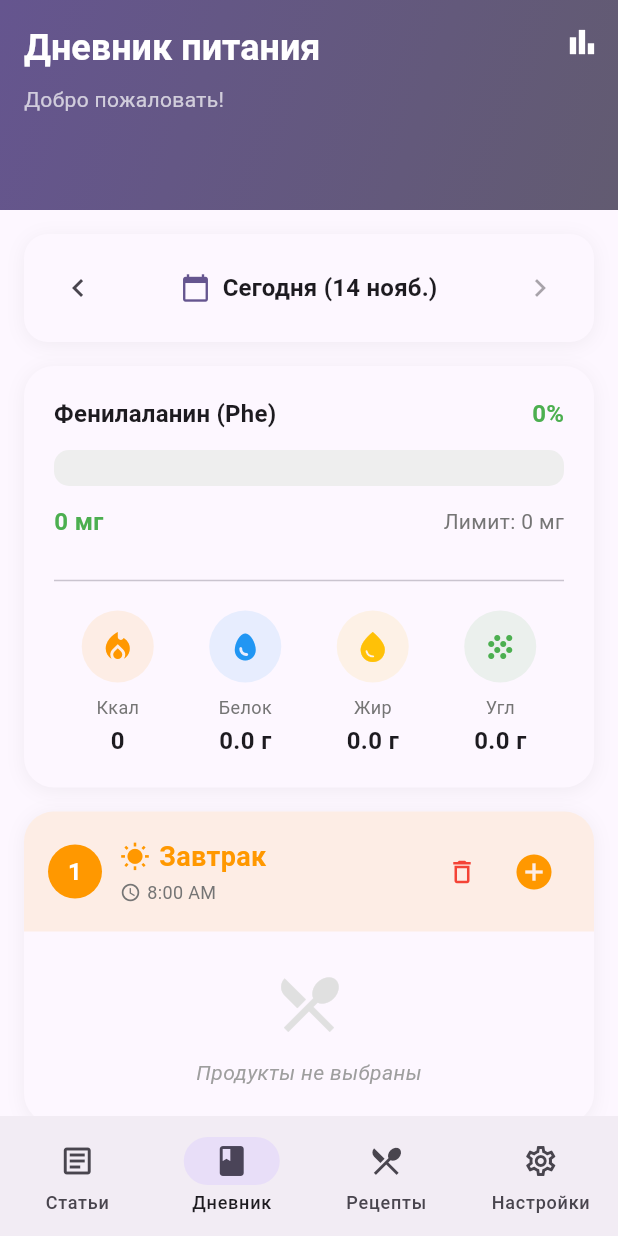
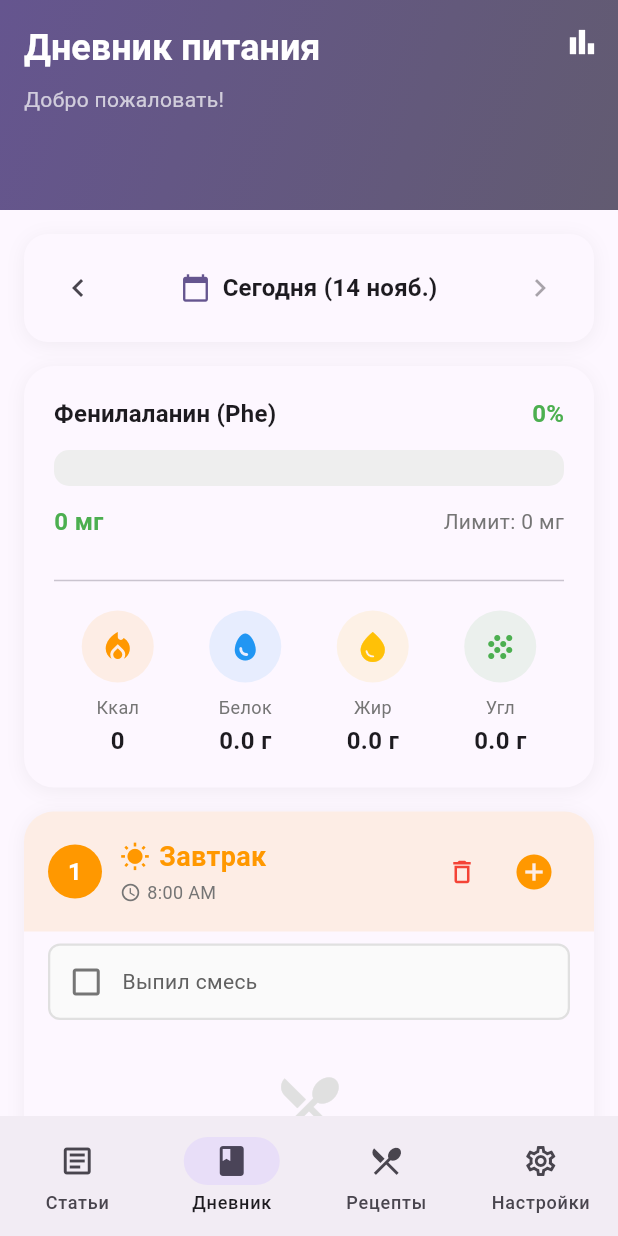
Before and after one commit to Melvud/pku-app, a Flutter app: the screen it shows once a user with an empty profile is signed in, on a phone screen of 412 x 824 dp. Run offline on Flutter 3.47's test engine with Material 3 defaults, Android fonts, the phone set to English and light mode, and no system bars; our stand-ins replace cloud_firestore, file_picker, firebase_auth, firebase_core, firebase_storage, fl_chart and 2 more; missing offline and left inert: excel, mobile_scanner, syncfusion_flutter_pdfviewer; accounts and stored records are empty.

Commit message:
Implement per-day meal sessions with formula checkbox
Co-authored-by: Melvud <49368133+Melvud@users.noreply.github.com>

```diff
--- a/lib/models/meal_session.dart
+++ b/lib/models/meal_session.dart
@@ -7,6 +7,8 @@ class MealSession {
   final String? customName;
   final DateTime? time;
   final int order;
+  final DateTime date; // Date this session belongs to
+  final bool drankFormula; // Whether medical formula was consumed
 
   MealSession({
     required this.id,
@@ -14,6 +16,8 @@ class MealSession {
     this.customName,
     this.time,
     required this.order,
+    required this.date,
+    this.drankFormula = false,
   });
 
   String get displayName {
@@ -59,6 +63,8 @@ class MealSession {
     String? customName,
     DateTime? time,
     int? order,
+    DateTime? date,
+    bool? drankFormula,
   }) {
     return MealSession(
       id: id ?? this.id,
@@ -66,6 +72,8 @@ class MealSession {
       customName: customName ?? this.customName,
       time: time ?? this.time,
       order: order ?? this.order,
+      date: date ?? this.date,
+      drankFormula: drankFormula ?? this.drankFormula,
     );
   }
 
@@ -76,6 +84,8 @@ class MealSession {
       'customName': customName,
       'time': time?.toIso8601String(),
       'order': order,
+      'date': date.toIso8601String(),
+      'drankFormula': drankFormula,
     };
   }
 
@@ -89,28 +99,38 @@ class MealSession {
       customName: json['customName'] as String?,
       time: json['time'] != null ? DateTime.parse(json['time'] as String) : null,
       order: json['order'] as int,
+      date: json['date'] != null
+          ? DateTime.parse(json['date'] as String)
+          : DateTime.now(), // Fallback for backward compatibility
+      drankFormula: json['drankFormula'] as bool? ?? false,
     );
   }
 
-  // Дефолтные приемы пищи
-  static List<MealSession> get defaultMeals => [
+  // Дефолтные приемы пищи для конкретной даты
+  static List<MealSession> defaultMealsForDate(DateTime date) => [
         MealSession(
-          id: 'breakfast',
+          id: 'breakfast_${date.toIso8601String()}',
           type: MealType.breakfast,
           order: 0,
-          time: DateTime(2000, 1, 1, 8, 0), // 08:00
+          time: DateTime(date.year, date.month, date.day, 8, 0), // 08:00
+          date: date,
         ),
         MealSession(
-          id: 'lunch',
+          id: 'lunch_${date.toIso8601String()}',
           type: MealType.lunch,
           order: 1,
-          time: DateTime(2000, 1, 1, 13, 0), // 13:00
+          time: DateTime(date.year, date.month, date.day, 13, 0), // 13:00
+          date: date,
         ),
         MealSession(
-          id: 'dinner',
+          id: 'dinner_${date.toIso8601String()}',
           type: MealType.dinner,
           order: 2,
-          time: DateTime(2000, 1, 1, 18, 0), // 18:00
+          time: DateTime(date.year, date.month, date.day, 18, 0), // 18:00
+          date: date,
         ),
       ];
+
+  // Старый метод для совместимости
+  static List<MealSession> get defaultMeals => defaultMealsForDate(DateTime.now());
 }
--- a/lib/providers/diary_provider.dart
+++ b/lib/providers/diary_provider.dart
@@ -27,33 +27,35 @@ class DiaryProvider with ChangeNotifier {
     _loadMealSessions();
   }
 
-  // Load meal sessions from SharedPreferences
+  // Load meal sessions from SharedPreferences for specific date
   Future<void> _loadMealSessions() async {
     try {
+      final dateKey = _selectedDate.toIso8601String().split('T')[0]; // yyyy-MM-dd
       final prefs = await SharedPreferences.getInstance();
-      final savedSessions = prefs.getString('meal_sessions');
+      final savedSessions = prefs.getString('meal_sessions_$dateKey');
 
       if (savedSessions != null) {
         final List<dynamic> decoded = json.decode(savedSessions);
         _mealSessions = decoded.map((e) => MealSession.fromJson(e)).toList();
       } else {
-        // Use default meals
-        _mealSessions = MealSession.defaultMeals;
+        // Use default meals for this date
+        _mealSessions = MealSession.defaultMealsForDate(_selectedDate);
         await _saveMealSessions();
       }
       notifyListeners();
     } catch (e) {
       debugPrint('Error loading meal sessions: $e');
-      _mealSessions = MealSession.defaultMeals;
+      _mealSessions = MealSession.defaultMealsForDate(_selectedDate);
     }
   }
 
-  // Save meal sessions to SharedPreferences
+  // Save meal sessions to SharedPreferences for specific date
   Future<void> _saveMealSessions() async {
     try {
+      final dateKey = _selectedDate.toIso8601String().split('T')[0]; // yyyy-MM-dd
       final prefs = await SharedPreferences.getInstance();
       final encoded = json.encode(_mealSessions.map((e) => e.toJson()).toList());
-      await prefs.setString('meal_sessions', encoded);
+      await prefs.setString('meal_sessions_$dateKey', encoded);
     } catch (e) {
       debugPrint('Error saving meal sessions: $e');
     }
@@ -71,6 +73,7 @@ class DiaryProvider with ChangeNotifier {
       customName: customName,
       time: time,
       order: _mealSessions.length,
+      date: _selectedDate,
     );
 
     _mealSessions.add(newSession);
@@ -94,6 +97,18 @@ class DiaryProvider with ChangeNotifier {
     final index = _mealSessions.indexWhere((s) => s.id == sessionId);
     if (index != -1) {
       _mealSessions[index] = _mealSessions[index].copyWith(time: time);
+      await _saveMealSessions();
+      notifyListeners();
+    }
+  }
+
+  // Toggle formula checkbox for meal session
+  Future<void> toggleMealSessionFormula(String sessionId) async {
+    final index = _mealSessions.indexWhere((s) => s.id == sessionId);
+    if (index != -1) {
+      _mealSessions[index] = _mealSessions[index].copyWith(
+        drankFormula: !_mealSessions[index].drankFormula,
+      );
       await _saveMealSessions();
       notifyListeners();
     }
@@ -150,6 +165,7 @@ class DiaryProvider with ChangeNotifier {
   // Set selected date
   void setSelectedDate(DateTime date) {
     _selectedDate = DateTime(date.year, date.month, date.day);
+    _loadMealSessions(); // Load meal sessions for the new date
     loadEntriesForDate(_selectedDate);
   }
 
--- a/lib/screens/home/home_screen.dart
+++ b/lib/screens/home/home_screen.dart
@@ -590,6 +590,7 @@ class _HomeScreenState extends State<HomeScreen> {
                               }
                             },
                             onEditTime: () => _editMealTime(session),
+                            onToggleFormula: () => diaryProvider.toggleMealSessionFormula(session.id),
                           ),
                         );
                       },
@@ -854,6 +855,7 @@ class _MealCard extends StatelessWidget {
   final Function(String) onDeleteEntry;
   final VoidCallback onDeleteMeal;
   final VoidCallback onEditTime;
+  final VoidCallback onToggleFormula;
 
   const _MealCard({
     required this.session,
@@ -863,6 +865,7 @@ class _MealCard extends StatelessWidget {
     required this.onDeleteEntry,
     required this.onDeleteMeal,
     required this.onEditTime,
+    required this.onToggleFormula,
   });
 
   @override
@@ -989,6 +992,58 @@ class _MealCard extends StatelessWidget {
             ),
           ),
 
+          // Formula checkbox
+          Padding(
+            padding: const EdgeInsets.symmetric(horizontal: 16, vertical: 8),
+            child: InkWell(
+              onTap: onToggleFormula,
+              borderRadius: BorderRadius.circular(8),
+              child: Container(
+                padding: const EdgeInsets.all(12),
+                decoration: BoxDecoration(
+                  color: session.drankFormula
+                      ? color.withOpacity(0.1)
+                      : Colors.grey.shade50,
+                  borderRadius: BorderRadius.circular(8),
+                  border: Border.all(
+                    color: session.drankFormula
+                        ? color
+                        : Colors.grey.shade300,
+                    width: 1.5,
+                  ),
+                ),
+                child: Row(
+                  children: [
+                    Icon(
+                      session.drankFormula
+                          ? Icons.check_box
+                          : Icons.check_box_outline_blank,
+                      color: session.drankFormula
+                          ? color
+                          : Colors.grey.shade600,
+                      size: 24,
+                    ),
+                    const SizedBox(width: 12),
+                    Expanded(
+                      child: Text(
+                        'Выпил смесь',
+                        style: TextStyle(
+                          fontSize: 14,
+                          fontWeight: session.drankFormula
+                              ? FontWeight.w600
+                              : FontWeight.normal,
+                          color: session.drankFormula
+                              ? color
+                              : Colors.grey.shade700,
+                        ),
+                      ),
+                    ),
+                  ],
+                ),
+              ),
+            ),
+          ),
+
           if (entries.isEmpty)
             Padding(
               padding: const EdgeInsets.all(24),
```
